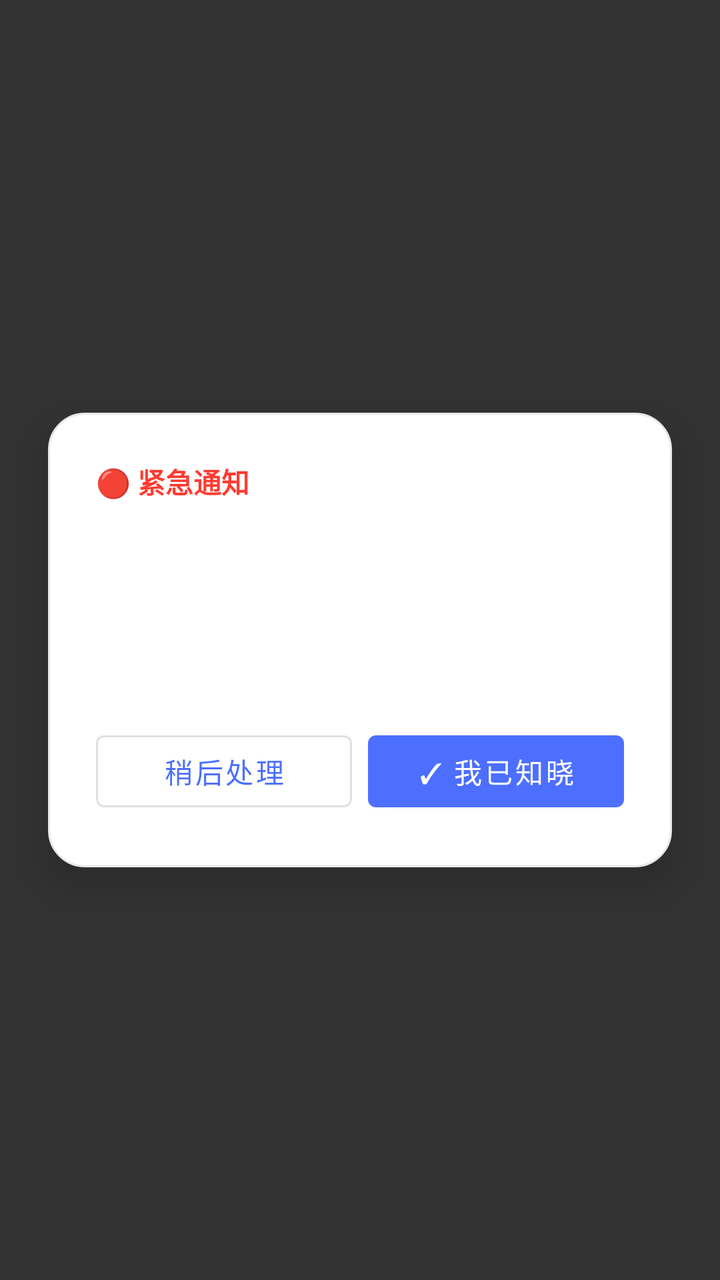
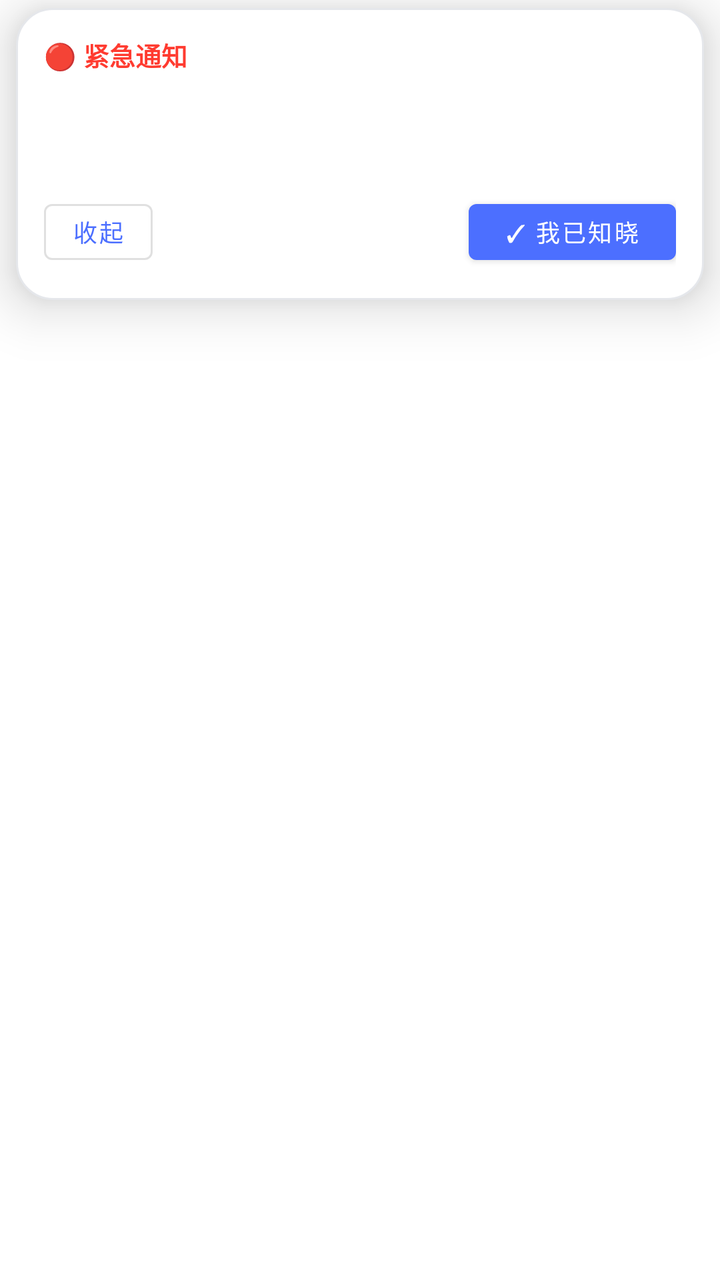

The first picture is an Android layout as it rendered before a commit; the second is the same layout after the commit. The layout source and the unified diff follow.
<!-- AndroidManifest.xml: application theme Theme.NoticeFloat -->
<!-- res/layout/view_urgent_alert.xml -->
<?xml version="1.0" encoding="utf-8"?>
<FrameLayout xmlns:android="http://schemas.android.com/apk/res/android"
    android:layout_width="match_parent"
    android:layout_height="match_parent"
    android:background="#CC000000">

    <LinearLayout
        android:layout_width="match_parent"
        android:layout_height="wrap_content"
        android:layout_gravity="center"
        android:layout_marginHorizontal="24dp"
        android:orientation="vertical"
        android:background="@drawable/bg_panel"
        android:padding="24dp"
        android:elevation="12dp">

        <TextView
            android:layout_width="match_parent"
            android:layout_height="wrap_content"
            android:text="🔴 紧急通知"
            android:textColor="@color/badge"
            android:textSize="14sp"
            android:textStyle="bold" />

        <TextView
            android:id="@+id/tvTitle"
            android:layout_width="match_parent"
            android:layout_height="wrap_content"
            android:layout_marginTop="8dp"
            android:textColor="@color/text_primary"
            android:textSize="19sp"
            android:textStyle="bold" />

        <TextView
            android:id="@+id/tvContent"
            android:layout_width="match_parent"
            android:layout_height="wrap_content"
            android:layout_marginTop="10dp"
            android:textColor="@color/text_primary"
            android:textSize="14sp" />

        <TextView
            android:id="@+id/tvMeta"
            android:layout_width="match_parent"
            android:layout_height="wrap_content"
            android:layout_marginTop="12dp"
            android:textColor="@color/text_secondary"
            android:textSize="12sp" />

        <LinearLayout
            android:layout_width="match_parent"
            android:layout_height="wrap_content"
            android:layout_marginTop="20dp"
            android:orientation="horizontal">

            <Button
                android:id="@+id/btnLater"
                style="?attr/materialButtonOutlinedStyle"
                android:layout_width="0dp"
                android:layout_weight="1"
                android:layout_height="wrap_content"
                android:text="稍后处理" />

            <Button
                android:id="@+id/btnAck"
                android:layout_width="0dp"
                android:layout_weight="1"
                android:layout_height="wrap_content"
                android:layout_marginStart="8dp"
                android:text="✓ 我已知晓" />
        </LinearLayout>
    </LinearLayout>
</FrameLayout>
<!-- resources referenced by this layout -->
<resources>
  <color name="badge">#FF3B30</color>
  <color name="text_primary">#111827</color>
  <color name="text_secondary">#6B7280</color>
  <!-- drawable bg_panel (drawable) -->
  <?xml version="1.0" encoding="utf-8"?>
  <shape xmlns:android="http://schemas.android.com/apk/res/android" android:shape="rectangle">
      <corners android:radius="18dp" />
      <solid android:color="@color/bg" />
      <stroke android:width="1dp" android:color="@color/divider" />
  </shape>
  <style name="Theme.NoticeFloat" parent="Theme.MaterialComponents.Light.NoActionBar">
          <item name="colorPrimary">@color/brand</item>
          <item name="colorPrimaryDark">@color/brand_dark</item>
          <item name="colorAccent">@color/brand</item>
          <item name="android:windowLightStatusBar" tools:targetApi="m">true</item>
          <item name="android:statusBarColor">@android:color/transparent</item>
          <item name="android:windowBackground">@color/bg</item>
          <item name="android:textColor">@color/text_primary</item>
          <item name="android:textColorHint">@color/text_secondary</item>
          
          <item name="android:datePickerDialogTheme">@style/NoticeFloat.PickerDialog</item>
          <item name="android:timePickerDialogTheme">@style/NoticeFloat.PickerDialog</item>
          <item name="android:editTextStyle">@style/NoticeFloat.EditText</item>
      </style>
  <color name="bg">#FFFFFF</color>
  <color name="divider">#E5E7EB</color>
  <color name="brand">#4C6FFF</color>
  <color name="brand_dark">#2246C7</color>
  <style name="NoticeFloat.PickerDialog" parent="Theme.MaterialComponents.Light.Dialog">
          <item name="colorPrimary">@color/brand</item>
          <item name="colorAccent">@color/brand</item>
          <item name="android:textColorPrimary">@color/text_primary</item>
          <item name="android:textColor">@color/text_primary</item>
          <item name="android:windowBackground">@color/bg</item>
      </style>
  <style name="NoticeFloat.EditText" parent="Widget.AppCompat.EditText">
          <item name="android:textColor">@color/text_primary</item>
          <item name="android:textColorHint">@color/text_secondary</item>
          <item name="android:textCursorDrawable">@null</item>
      </style>
</resources>

<!-- the commit's change to res/layout/view_urgent_alert.xml (unified diff, before → after) -->
@@ -1,73 +1,91 @@
 <?xml version="1.0" encoding="utf-8"?>
 <FrameLayout xmlns:android="http://schemas.android.com/apk/res/android"
     android:layout_width="match_parent"
-    android:layout_height="match_parent"
-    android:background="#CC000000">
+    android:layout_height="wrap_content">
 
     <LinearLayout
         android:layout_width="match_parent"
         android:layout_height="wrap_content"
-        android:layout_gravity="center"
-        android:layout_marginHorizontal="24dp"
+        android:layout_marginHorizontal="8dp"
+        android:layout_marginTop="4dp"
         android:orientation="vertical"
         android:background="@drawable/bg_panel"
-        android:padding="24dp"
-        android:elevation="12dp">
+        android:padding="14dp"
+        android:elevation="16dp">
 
-        <TextView
+        <LinearLayout
             android:layout_width="match_parent"
             android:layout_height="wrap_content"
-            android:text="🔴 紧急通知"
-            android:textColor="@color/badge"
-            android:textSize="14sp"
-            android:textStyle="bold" />
+            android:orientation="horizontal"
+            android:gravity="center_vertical">
+
+            <TextView
+                android:layout_width="0dp"
+                android:layout_weight="1"
+                android:layout_height="wrap_content"
+                android:text="🔴 紧急通知"
+                android:textColor="@color/badge"
+                android:textSize="13sp"
+                android:textStyle="bold" />
+
+            <TextView
+                android:id="@+id/tvMeta"
+                android:layout_width="wrap_content"
+                android:layout_height="wrap_content"
+                android:textColor="@color/text_secondary"
+                android:textSize="11sp" />
+        </LinearLayout>
 
         <TextView
             android:id="@+id/tvTitle"
             android:layout_width="match_parent"
             android:layout_height="wrap_content"
-            android:layout_marginTop="8dp"
+            android:layout_marginTop="6dp"
             android:textColor="@color/text_primary"
-            android:textSize="19sp"
-            android:textStyle="bold" />
+            android:textSize="16sp"
+            android:textStyle="bold"
+            android:maxLines="2"
+            android:ellipsize="end" />
 
         <TextView
             android:id="@+id/tvContent"
             android:layout_width="match_parent"
             android:layout_height="wrap_content"
-            android:layout_marginTop="10dp"
+            android:layout_marginTop="4dp"
             android:textColor="@color/text_primary"
-            android:textSize="14sp" />
-
-        <TextView
-            android:id="@+id/tvMeta"
-            android:layout_width="match_parent"
-            android:layout_height="wrap_content"
-            android:layout_marginTop="12dp"
-            android:textColor="@color/text_secondary"
-            android:textSize="12sp" />
+            android:textSize="13sp"
+            android:maxLines="3"
+            android:ellipsize="end" />
 
         <LinearLayout
             android:layout_width="match_parent"
             android:layout_height="wrap_content"
-            android:layout_marginTop="20dp"
+            android:layout_marginTop="10dp"
             android:orientation="horizontal">
 
             <Button
                 android:id="@+id/btnLater"
                 style="?attr/materialButtonOutlinedStyle"
+                android:layout_width="wrap_content"
+                android:layout_height="40dp"
+                android:minWidth="0dp"
+                android:paddingHorizontal="14dp"
+                android:text="收起"
+                android:textSize="12sp" />
+
+            <View
                 android:layout_width="0dp"
                 android:layout_weight="1"
-                android:layout_height="wrap_content"
-                android:text="稍后处理" />
+                android:layout_height="1dp" />
 
             <Button
                 android:id="@+id/btnAck"
-                android:layout_width="0dp"
-                android:layout_weight="1"
-                android:layout_height="wrap_content"
-                android:layout_marginStart="8dp"
-                android:text="✓ 我已知晓" />
+                android:layout_width="wrap_content"
+                android:layout_height="40dp"
+                android:minWidth="0dp"
+                android:paddingHorizontal="18dp"
+                android:text="✓ 我已知晓"
+                android:textSize="12sp" />
         </LinearLayout>
     </LinearLayout>
 </FrameLayout>
